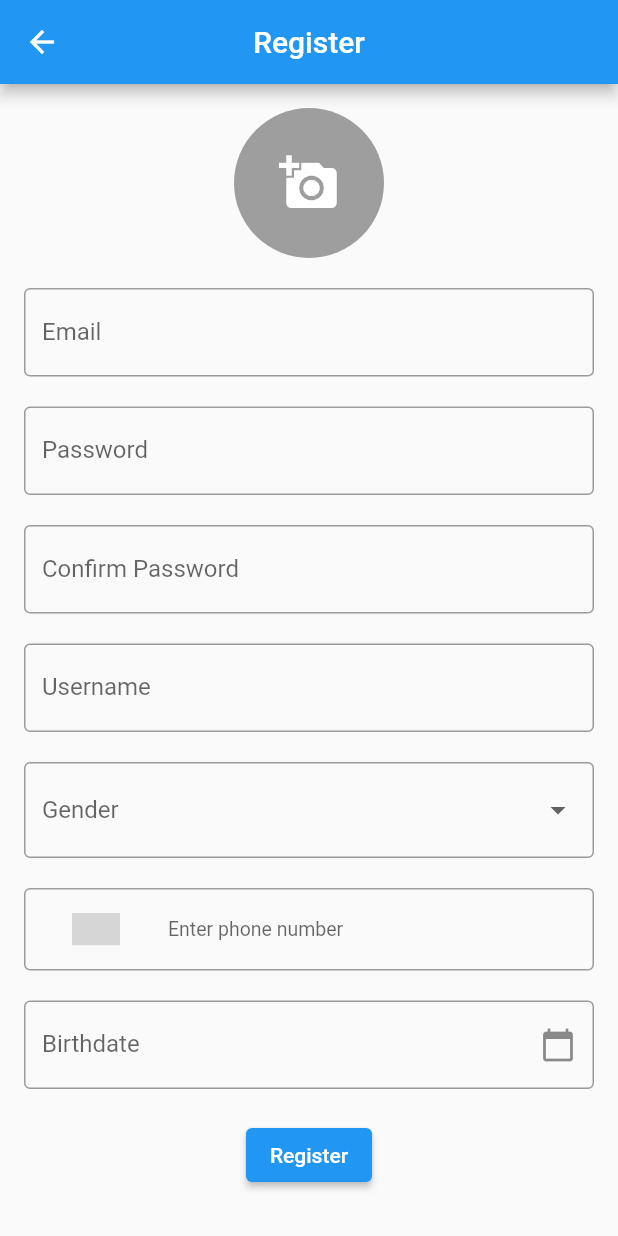
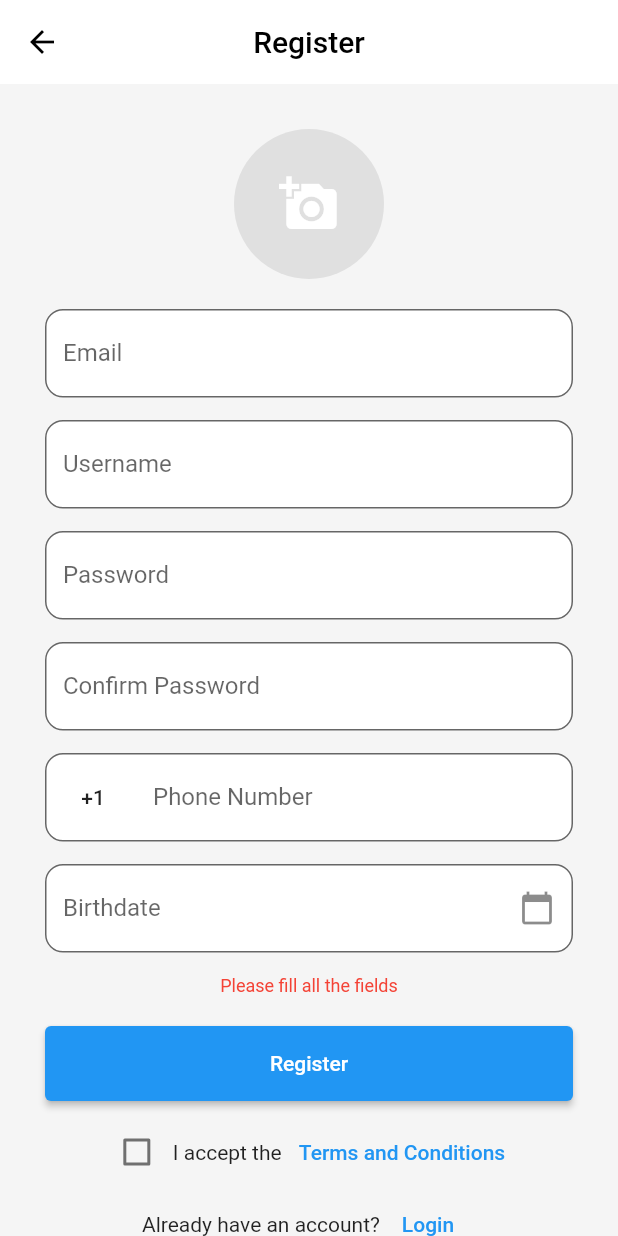
Before and after one commit to M-kusha/chatapp, a Flutter app: the RegisterPage screen opened by its route, after a tap on "Register", on a phone screen of 412 x 824 dp. Run offline on Flutter 3.47's test engine with Material 2 defaults, Android fonts, the phone set to English and light mode, and no system bars; drawn by our look-alikes of country_code_picker; our stand-ins replace cached_network_image, cloud_firestore, easy_localization, firebase_auth, firebase_core, firebase_storage and 2 more; accounts and stored records are empty; grey boxes are pictures that could not be loaded.

Commit message:
re designed the register and added new functions

```diff
--- a/lib/login/register.dart
+++ b/lib/login/register.dart
@@ -3,8 +3,8 @@ import 'package:easy_localization/easy_localization.dart';
 import 'package:flutter/material.dart';
 import 'package:firebase_auth/firebase_auth.dart';
 import 'package:image_picker/image_picker.dart';
+import 'package:cloud_firestore/cloud_firestore.dart';
 import 'package:firebase_storage/firebase_storage.dart';
-import 'package:cloud_firestore/cloud_firestore.dart';
 import 'package:country_code_picker/country_code_picker.dart';
 
 class RegisterPage extends StatefulWidget {
@@ -16,21 +16,24 @@ class RegisterPage extends StatefulWidget {
 
 class RegisterPageState extends State<RegisterPage> {
   final FirebaseAuth _auth = FirebaseAuth.instance;
-  final _emailController = TextEditingController();
-  final _passwordController = TextEditingController();
-  final _confirmPasswordController = TextEditingController();
-  final _usernameController = TextEditingController();
-  final _phoneNumberController = TextEditingController();
-  final _birthdateController = TextEditingController();
+  final TextEditingController _emailController = TextEditingController();
+  final TextEditingController _passwordController = TextEditingController();
+  final TextEditingController _confirmPasswordController =
+      TextEditingController();
+  final TextEditingController _usernameController = TextEditingController();
+  final TextEditingController _phoneNumberController = TextEditingController();
+  final TextEditingController _birthdateController = TextEditingController();
 
   File? _profileImage;
-  String _selectedGender = '';
   DateTime _selectedDate = DateTime.now();
-  CountryCode _selectedCountry = CountryCode.fromCountryCode('US');
+  bool _showTermsWarning = false;
+  bool _acceptTerms = false;
+  bool _showFieldsWarning = false;
 
   Future<void> _pickImage() async {
-    final picker = ImagePicker();
-    final pickedImage = await picker.pickImage(source: ImageSource.gallery);
+    final ImagePicker picker = ImagePicker();
+    final XFile? pickedImage =
+        await picker.pickImage(source: ImageSource.gallery);
 
     if (pickedImage != null) {
       setState(() {
@@ -40,6 +43,25 @@ class RegisterPageState extends State<RegisterPage> {
   }
 
   Future<void> _registerUser() async {
+    if (_areFieldsEmpty()) {
+      setState(() {
+        _showFieldsWarning = true;
+      });
+      return;
+    }
+    setState(() {
+      _showFieldsWarning = false;
+    });
+    if (!_acceptTerms) {
+      setState(() {
+        _showTermsWarning = true;
+      });
+      return;
+    }
+    setState(() {
+      _showTermsWarning = false;
+    });
+
     if (_passwordController.text == _confirmPasswordController.text) {
       final UserCredential userCredential =
           await _auth.createUserWithEmailAndPassword(
@@ -58,7 +80,6 @@ class RegisterPageState extends State<RegisterPage> {
         'username': _usernameController.text,
         'phoneNumber': _phoneNumberController.text,
         'birthdate': _birthdateController.text,
-        'gender': _selectedGender,
         'createdAt': FieldValue.serverTimestamp(),
         'role': 'user',
       });
@@ -72,12 +93,22 @@ class RegisterPageState extends State<RegisterPage> {
 
         await userDocument.update({'profileImage': imageUrl});
       }
+
       _handleSuccess();
-    } else {
-      ScaffoldMessenger.of(context).showSnackBar(
-        const SnackBar(content: Text('Passwords do not match!')),
-      );
-    }
+    } else {}
+  }
+
+  bool _areFieldsEmpty() {
+    List<TextEditingController> controllers = [
+      _emailController,
+      _passwordController,
+      _confirmPasswordController,
+      _usernameController,
+      _phoneNumberController,
+      _birthdateController,
+    ];
+
+    return controllers.any((controller) => controller.text.isEmpty);
   }
 
   Future<void> _selectBirthdate() async {
@@ -98,189 +129,8 @@ class RegisterPageState extends State<RegisterPage> {
   }
 
   void _handleSuccess() {
-    Navigator.of(context).pop(); // Change this to your success screen
-  }
-
-  String _formatPhoneNumber(String number) {
-    // Remove all non-digit characters from the entered value
-    final cleanValue = number.replaceAll(RegExp(r'\D'), '');
-
-    if (cleanValue.isEmpty) {
-      return '';
-    }
-
-    final countryCode = _selectedCountry.dialCode;
-    final areaCode = cleanValue.substring(0, 2);
-    final phoneNumber = cleanValue.substring(2);
-
-    final formattedPhoneNumber = '+$countryCode $areaCode $phoneNumber';
-
-    return formattedPhoneNumber;
-  }
-
-  @override
-  Widget build(BuildContext context) {
-    return Scaffold(
-      appBar: AppBar(
-        title: const Text('Register'),
-        centerTitle: true,
-        leading: IconButton(
-          icon: const Icon(Icons.arrow_back),
-          onPressed: () => Navigator.of(context).pop(),
-        ),
-      ),
-      body: SingleChildScrollView(
-        child: Center(
-          child: Padding(
-            padding: const EdgeInsets.all(16.0),
-            child: Column(
-              mainAxisAlignment: MainAxisAlignment.center,
-              children: [
-                GestureDetector(
-                  onTap: _pickImage,
-                  child: CircleAvatar(
-                    radius: 50,
-                    backgroundColor: Colors.grey,
-                    backgroundImage: _profileImage != null
-                        ? FileImage(_profileImage!)
-                        : null,
-                    child: _profileImage == null
-                        ? const Icon(Icons.add_a_photo,
-                            size: 40, color: Colors.white)
-                        : null,
-                  ),
-                ),
-                const SizedBox(height: 20),
-                Center(
-                  child: TextField(
-                    controller: _emailController,
-                    decoration: const InputDecoration(
-                      border: OutlineInputBorder(),
-                      labelText: 'Email',
-                    ),
-                  ),
-                ),
-                const SizedBox(height: 20),
-                Center(
-                  child: TextField(
-                    controller: _passwordController,
-                    decoration: const InputDecoration(
-                      border: OutlineInputBorder(),
-                      labelText: 'Password',
-                    ),
-                    obscureText: true,
-                  ),
-                ),
-                const SizedBox(height: 20),
-                Center(
-                  child: TextField(
-                    controller: _confirmPasswordController,
-                    decoration: const InputDecoration(
-                      border: OutlineInputBorder(),
-                      labelText: 'Confirm Password',
-                    ),
-                    obscureText: true,
-                  ),
-                ),
-                const SizedBox(height: 20),
-                Center(
-                  child: TextField(
-                    controller: _usernameController,
-                    decoration: const InputDecoration(
-                      border: OutlineInputBorder(),
-                      labelText: 'Username',
-                    ),
-                  ),
-                ),
-                const SizedBox(height: 20),
-                Center(
-                  child: DropdownButtonFormField<String>(
-                    value: _selectedGender.isNotEmpty ? _selectedGender : null,
-                    onChanged: (String? newValue) {
-                      setState(() {
-                        _selectedGender = newValue!;
-                      });
-                    },
-                    items: ['Male', 'Female', 'Other']
-                        .map<DropdownMenuItem<String>>(
-                          (String value) => DropdownMenuItem<String>(
-                            key: Key(value),
-                            value: value,
-                            child: Text(value),
-                          ),
-                        )
-                        .toList(),
-                    decoration: const InputDecoration(
-                      border: OutlineInputBorder(),
-                      labelText: 'Gender',
-                    ),
-                  ),
-                ),
-                const SizedBox(height: 20),
-                TextField(
-                  style: const TextStyle(fontSize: 13),
-                  controller: _phoneNumberController,
-                  keyboardType: TextInputType.phone,
-                  onChanged: (value) {
-                    setState(() {
-                      _phoneNumberController.text =
-                          _formatPhoneNumber(value.trim());
-                    });
-                  },
-                  decoration: InputDecoration(
-                    border: const OutlineInputBorder(),
-                    prefixIcon: GestureDetector(
-                      onTap: () {
-                        setState(() {
-                          _phoneNumberController.text = '';
-                        });
-                      },
-                      child: CountryCodePicker(
-                        initialSelection: 'US',
-                        hideMainText: true,
-                        textStyle: const TextStyle(fontSize: 13),
-                        showFlag: true,
-                        showDropDownButton: false,
-                        showOnlyCountryWhenClosed: true,
-                        alignLeft: false,
-                        showCountryOnly: true,
-                        onChanged: (CountryCode countryCode) {
-                          setState(() {
-                            _selectedCountry = countryCode;
-                            _phoneNumberController.text =
-                                _formatPhoneNumber(_phoneNumberController.text);
-                          });
-                        },
-                      ),
-                    ),
-                    hintText: 'Enter phone number',
-                  ),
-                ),
-                const SizedBox(height: 20),
-                GestureDetector(
-                  onTap: _selectBirthdate,
-                  child: AbsorbPointer(
-                    child: TextFormField(
-                      controller: _birthdateController,
-                      decoration: const InputDecoration(
-                        border: OutlineInputBorder(),
-                        labelText: 'Birthdate',
-                        suffixIcon: Icon(Icons.calendar_today),
-                      ),
-                    ),
-                  ),
-                ),
-                const SizedBox(height: 20),
-                ElevatedButton(
-                  onPressed: _registerUser,
-                  child: const Text('Register'),
-                ),
-              ],
-            ),
-          ),
-        ),
-      ),
-    );
+    Navigator.of(context)
+        .pop(); // Change this to navigate to your success screen
   }
 
   @override
@@ -291,7 +141,210 @@ class RegisterPageState extends State<RegisterPage> {
     _usernameController.dispose();
     _phoneNumberController.dispose();
     _birthdateController.dispose();
-
     super.dispose();
   }
+
+  Widget _profileImageSection() {
+    return GestureDetector(
+      onTap: _pickImage,
+      child: CircleAvatar(
+        radius: 50,
+        backgroundColor: Colors.grey[300],
+        backgroundImage:
+            _profileImage != null ? FileImage(_profileImage!) : null,
+        child: _profileImage == null
+            ? const Icon(Icons.add_a_photo, size: 40, color: Colors.white)
+            : null,
+      ),
+    );
+  }
+
+  Widget _formFieldSection() {
+    return Column(
+      children: [
+        _buildTextField(
+            _emailController, 'Email', false, TextInputType.emailAddress),
+        _buildTextField(
+            _usernameController, 'Username', false, TextInputType.text),
+        _buildTextField(_passwordController, 'Password', true,
+            TextInputType.visiblePassword),
+        _buildTextField(_confirmPasswordController, 'Confirm Password', true,
+            TextInputType.visiblePassword),
+        _buildPhoneField(),
+        _buildDateField('Birthdate', _birthdateController),
+        _pleaseFillAllTheFields(),
+      ],
+    );
+  }
+
+  Widget _registerButton() {
+    return ElevatedButton(
+      style: ElevatedButton.styleFrom(
+        minimumSize: const Size.fromHeight(50),
+        backgroundColor: Colors.blue,
+      ),
+      onPressed: _registerUser,
+      child: const Text('Register'),
+    );
+  }
+
+  Widget _alreadyHaveAnAccount() {
+    return Row(
+      mainAxisAlignment: MainAxisAlignment.center,
+      children: [
+        const Text('Already have an account?'),
+        TextButton(
+          onPressed: () {
+            Navigator.of(context).pop();
+          },
+          child: const Text('Login'),
+        ),
+      ],
+    );
+  }
+
+  Widget _buildAcceptTerms() {
+    return Row(
+      mainAxisSize: MainAxisSize.min,
+      children: [
+        Checkbox(
+          value: _acceptTerms,
+          onChanged: (value) {
+            setState(() {
+              _acceptTerms = value!;
+              _showTermsWarning = false;
+            });
+          },
+        ),
+        const Text('I accept the '),
+        TextButton(
+          onPressed: () {
+            // Navigate to terms and conditions page
+          },
+          child: Text(
+            'Terms and Conditions',
+            style: TextStyle(
+              color: _showTermsWarning ? Colors.red : null,
+            ),
+          ),
+        ),
+      ],
+    );
+  }
+
+  Widget _pleaseFillAllTheFields() {
+    return Visibility(
+      visible: _showFieldsWarning,
+      child: const Text(
+        'Please fill all the fields',
+        style: TextStyle(color: Colors.red, fontSize: 12),
+        textAlign: TextAlign.center,
+      ),
+    );
+  }
+
+  Widget _buildTextField(TextEditingController controller, String label,
+      bool isObscure, TextInputType keyboardType) {
+    return Padding(
+      padding: const EdgeInsets.only(bottom: 15),
+      child: TextFormField(
+        controller: controller,
+        obscureText: isObscure,
+        keyboardType: keyboardType,
+        decoration: InputDecoration(
+          labelText: label,
+          border: OutlineInputBorder(
+            borderRadius: BorderRadius.circular(12),
+          ),
+          filled: true,
+          fillColor: Colors.white,
+        ),
+      ),
+    );
+  }
+
+  Widget _buildPhoneField() {
+    return Padding(
+      padding: const EdgeInsets.only(bottom: 15),
+      child: TextField(
+        controller: _phoneNumberController,
+        keyboardType: TextInputType.phone,
+        decoration: InputDecoration(
+          labelText: 'Phone Number',
+          border: OutlineInputBorder(
+            borderRadius: BorderRadius.circular(12),
+          ),
+          prefixIcon: Padding(
+            padding: const EdgeInsets.only(right: 8.0),
+            child: CountryCodePicker(
+              initialSelection: 'US',
+              showFlag: false,
+              padding: const EdgeInsets.all(8),
+              onChanged: (CountryCode countryCode) {},
+            ),
+          ),
+          filled: true,
+          fillColor: Colors.white,
+        ),
+      ),
+    );
+  }
+
+  Widget _buildDateField(String label, TextEditingController controller) {
+    return Padding(
+      padding: const EdgeInsets.only(bottom: 15),
+      child: GestureDetector(
+        onTap: _selectBirthdate,
+        child: AbsorbPointer(
+          child: TextField(
+            controller: controller,
+            decoration: InputDecoration(
+              labelText: label,
+              border: OutlineInputBorder(
+                borderRadius: BorderRadius.circular(12),
+              ),
+              suffixIcon: const Icon(Icons.calendar_today),
+              filled: true,
+              fillColor: Colors.white,
+            ),
+          ),
+        ),
+      ),
+    );
+  }
+
+  @override
+  Widget build(BuildContext context) {
+    return Scaffold(
+      backgroundColor: Colors.grey[100], // Light grey background
+      appBar: AppBar(
+        title: const Text('Register', style: TextStyle(color: Colors.black)),
+        centerTitle: true,
+        backgroundColor: Colors.white,
+        elevation: 0,
+        iconTheme: const IconThemeData(color: Colors.black),
+      ),
+      body: SingleChildScrollView(
+        child: Padding(
+          padding: const EdgeInsets.all(10.0),
+          child: Padding(
+            padding: const EdgeInsets.all(20.0),
+            child: Column(
+              children: [
+                _profileImageSection(),
+                const SizedBox(height: 20),
+                _formFieldSection(),
+                const SizedBox(height: 20),
+                _registerButton(),
+                const SizedBox(height: 10),
+                Center(child: _buildAcceptTerms()),
+                _alreadyHaveAnAccount(),
+                const SizedBox(height: 20),
+              ],
+            ),
+          ),
+        ),
+      ),
+    );
+  }
 }
```
